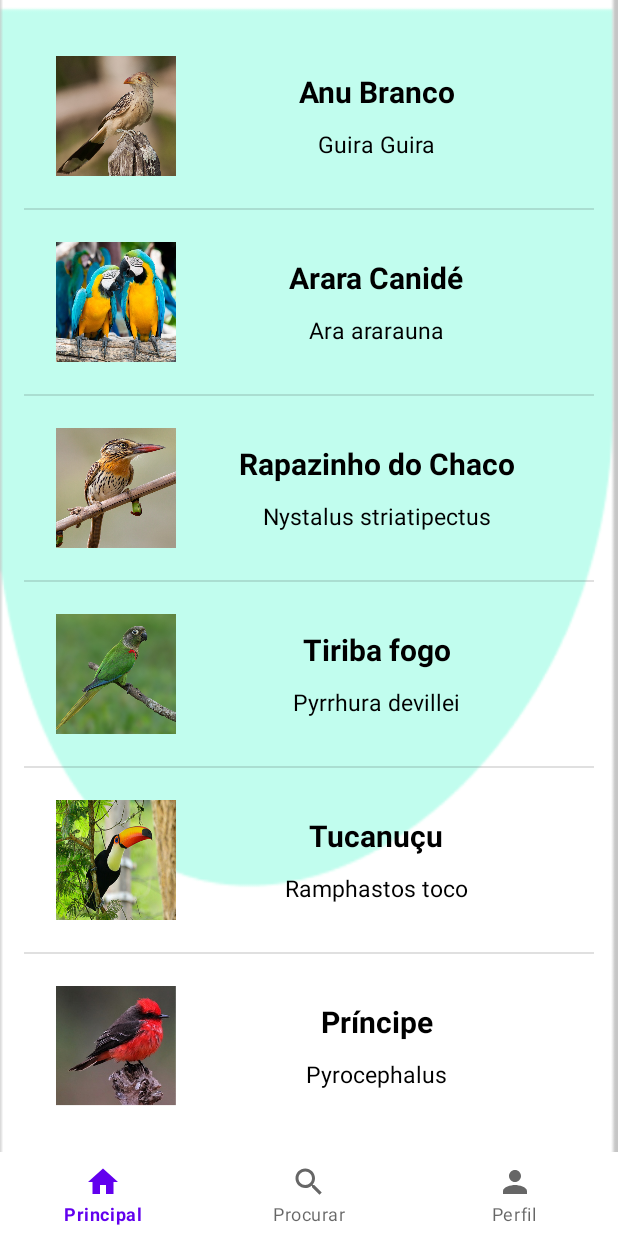
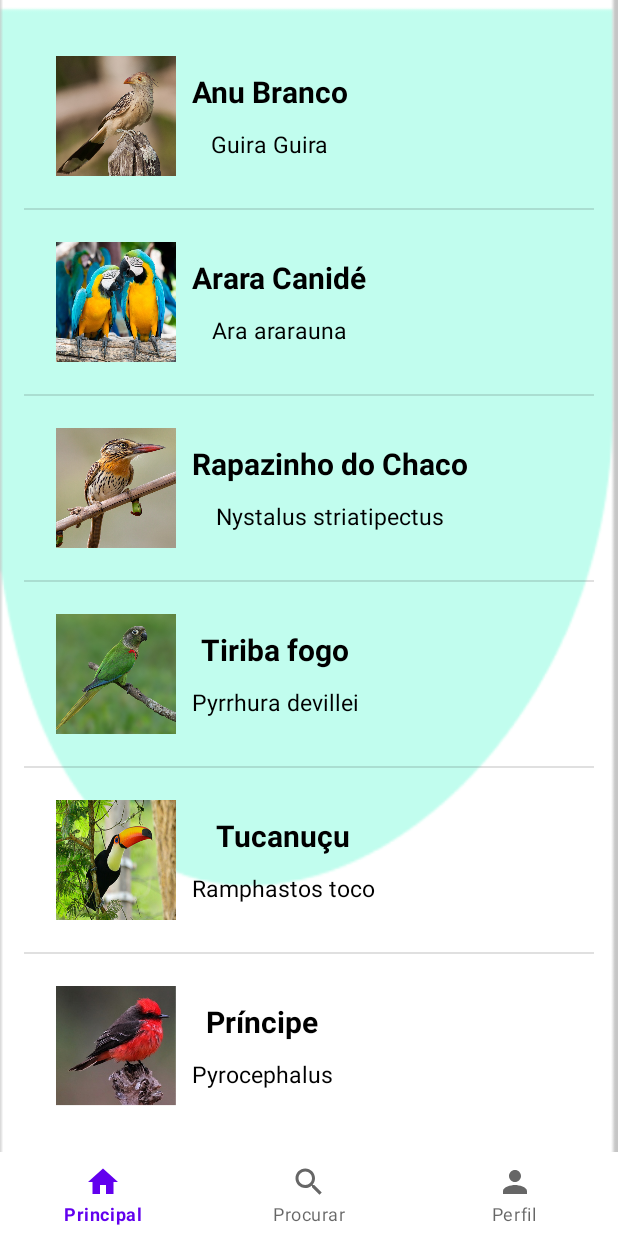
Before and after one commit to lousaneavelar/obervacao-de-aves-app, an Android app: the screen it shows after launch (AvesCatalogadas before the commit, MelhoresResultados after it), on a phone screen of 412 x 824 dp. Run offline under Robolectric (Android 15) with nearby library versions, the phone set to English and light mode, and no system bars.

Commit message:
melhores resultados e telaPesquisa

```diff
--- a/app/src/main/AndroidManifest.xml
+++ b/app/src/main/AndroidManifest.xml
@@ -22,15 +22,16 @@
         android:roundIcon="@drawable/logo"
         android:supportsRtl="true"
         android:theme="@style/Theme.ObservacaoDeAves">
-        <activity android:name=".MelhoresResultados" />
+        <activity android:name=".AvesCatalogadas" />
         <activity android:name=".AvesCatalogadasExpandida" />
         <activity android:name=".FormLogin" />
         <activity android:name=".CatalogarAves" />
         <activity android:name=".RegistrarAves" />
         <activity android:name=".FormCadastro" />
         <activity android:name=".TelaPerfil" />
+        <activity android:name=".TelaPesquisa" />
         <activity android:name=".MainActivity" />
-        <activity android:name=".AvesCatalogadas">
+        <activity android:name=".MelhoresResultados">
             <intent-filter>
                 <action android:name="android.intent.action.MAIN" />
 
--- a/app/src/main/java/com/example/observacaodeaves/MelhoresResultados.java
+++ b/app/src/main/java/com/example/observacaodeaves/MelhoresResultados.java
@@ -7,12 +7,16 @@ import android.graphics.Color;
 import android.os.Bundle;
 import android.util.Log;
 import android.view.View;
+import android.widget.ArrayAdapter;
+import android.widget.ListView;
 
 import com.google.android.material.bottomnavigation.BottomNavigationItemView;
 
+import java.util.ArrayList;
+
 public class MelhoresResultados extends AppCompatActivity {
     private BottomNavigationItemView bt_pesquisa, bt_principal, bt_perfil;
-
+    private ListView melhoresResultados;
 
     @Override
     protected void onCreate(Bundle savedInstanceState) {
@@ -21,9 +25,34 @@ public class MelhoresResultados extends AppCompatActivity {
 
         getSupportActionBar().hide();
         IniciarComponentes();
+
+        ArrayAdapter adapter = new Adaptador(this, adicionarEspecies());
+        melhoresResultados.setAdapter(adapter);
+    }
+
+    private ArrayList<Especie> adicionarEspecies() {
+        ArrayList<Especie> especies = new ArrayList<Especie>();
+        Especie e = new Especie("Anu Branco", "Guira Guira", R.drawable.anubranco);
+        especies.add(e);
+        e = new Especie("Arara Canidé", "Ara ararauna", R.drawable.araracaninde);
+        especies.add(e);
+        e = new Especie("Rapazinho do Chaco", "Nystalus striatipectus", R.drawable.rapazinhodochaco);
+        especies.add(e);
+        e = new Especie("Tiriba fogo", "Pyrrhura devillei", R.drawable.tiribafoto);
+        especies.add(e);
+        e = new Especie("Tucanuçu", "Ramphastos toco", R.drawable.tucanucu);
+        especies.add(e);
+        e = new Especie("Príncipe", "Pyrocephalus", R.drawable.principe);
+        especies.add(e);
+        e = new Especie("Sanhaço", "Thraupis", R.drawable.sanhaco);
+        especies.add(e);
+
+        return especies;
+
     }
 
     private void IniciarComponentes(){
+        melhoresResultados = (ListView) findViewById(R.id.melhoresResultados);
         bt_perfil = findViewById(R.id.nav_perfil);
         bt_pesquisa = findViewById(R.id.nav_search);
         bt_principal = findViewById(R.id.nav_home);
--- a/app/src/main/res/layout/melhores_resultados.xml
+++ b/app/src/main/res/layout/melhores_resultados.xml
@@ -13,15 +13,11 @@
         android:orientation="horizontal"
         android:layout_above="@id/bottom_nav">
 
-        <TextView
-            android:id="@+id/txtMelhoresResultados"
+        <ListView
+            android:id="@+id/melhoresResultados"
             android:layout_width="wrap_content"
             android:layout_height="wrap_content"
-            android:layout_margin="15dp"
-            android:text="Melhores Resultados"
-            android:textColor="@color/black"
-            android:textSize="18sp"
-            android:textStyle="bold" />
+            android:padding="16dp"/>
 
     </LinearLayout>
     <com.google.android.material.bottomnavigation.BottomNavigationView
```
